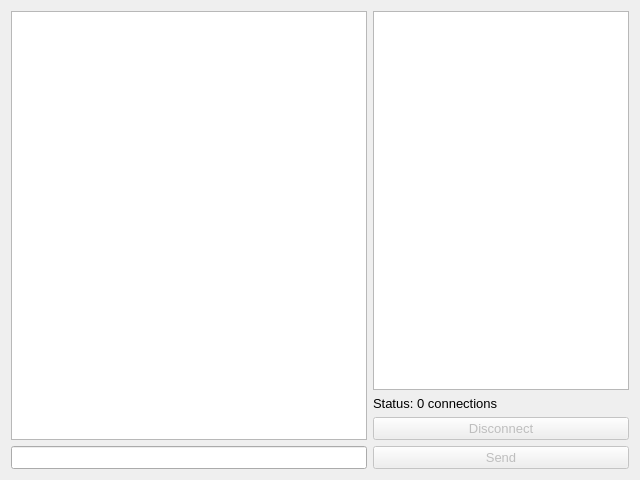
ElDesalmado/ClientServerMessages, file ui/serverdialog.ui: the form before one commit.
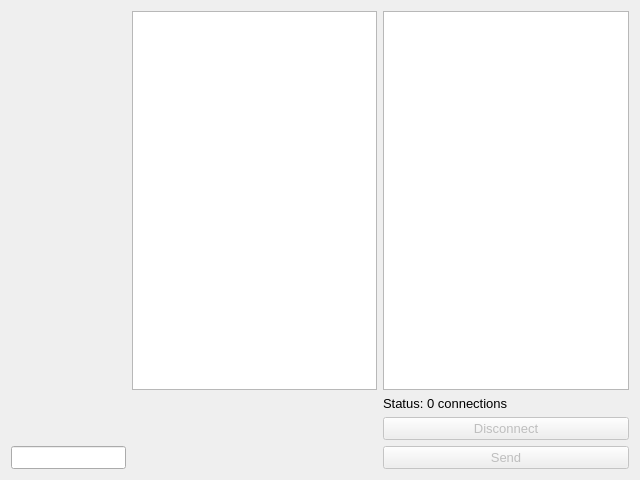
The form after the commit.

What changed in the file:
```diff
--- a/ui/serverdialog.ui
+++ b/ui/serverdialog.ui
@@ -20,7 +20,7 @@
    <string>Dialog</string>
   </property>
   <layout class="QGridLayout" name="gridLayout">
-   <item row="0" column="1">
+   <item row="0" column="2">
     <widget class="QListWidget" name="listConnections">
      <property name="sizePolicy">
       <sizepolicy hsizetype="Preferred" vsizetype="Expanding">
@@ -35,19 +35,22 @@
      </property>
     </widget>
    </item>
-   <item row="1" column="1">
-    <widget class="QLabel" name="labelStatus">
+   <item row="3" column="2">
+    <widget class="QPushButton" name="btnSendMsg">
+     <property name="enabled">
+      <bool>false</bool>
+     </property>
      <property name="font">
       <font>
        <pointsize>10</pointsize>
       </font>
      </property>
      <property name="text">
-      <string>Status: 0 connections</string>
+      <string>Send</string>
      </property>
     </widget>
    </item>
-   <item row="2" column="1">
+   <item row="2" column="2">
     <widget class="QPushButton" name="btnDisconnect">
      <property name="enabled">
       <bool>false</bool>
@@ -69,24 +72,24 @@
        <pointsize>10</pointsize>
       </font>
      </property>
+     <property name="text">
+      <string extracomment="Enter message here..."/>
+     </property>
     </widget>
    </item>
-   <item row="3" column="1">
-    <widget class="QPushButton" name="btnSendMsg">
-     <property name="enabled">
-      <bool>false</bool>
-     </property>
+   <item row="1" column="2">
+    <widget class="QLabel" name="labelStatus">
      <property name="font">
       <font>
        <pointsize>10</pointsize>
       </font>
      </property>
      <property name="text">
-      <string>Send</string>
+      <string>Status: 0 connections</string>
      </property>
     </widget>
    </item>
-   <item row="0" column="0" rowspan="3">
+   <item row="0" column="1">
     <widget class="QListView" name="listViewMessages">
      <property name="font">
       <font>
```
